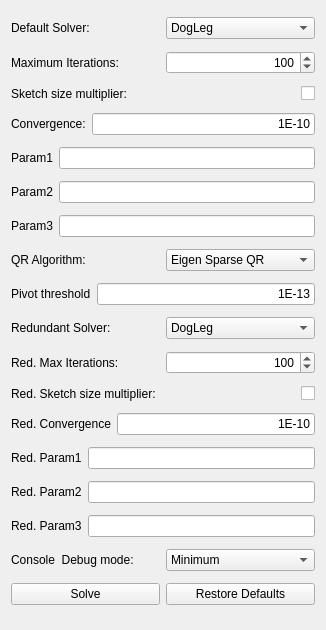
Before: the Qt Designer form src/Mod/Sketcher/Gui/TaskSketcherSolverAdvanced.ui in berndhahnebach/All_FreeCAD, drawn with Qt 5.
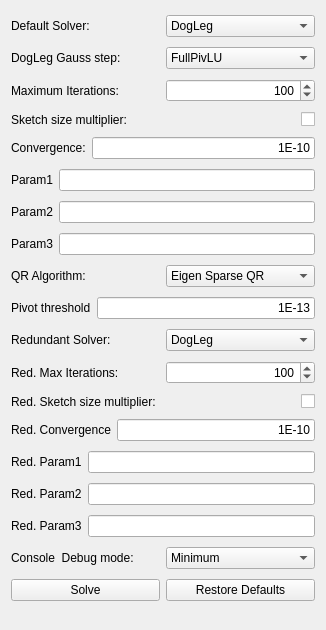
After: the same form once the commit is applied. Custom widgets are drawn as their Qt base class.

Commit message: Sketch: Solver: Extended Advanced Solver configuration

```diff
--- a/src/Mod/Sketcher/Gui/TaskSketcherSolverAdvanced.ui
+++ b/src/Mod/Sketcher/Gui/TaskSketcherSolverAdvanced.ui
@@ -56,6 +56,48 @@
      </item>
     </layout>
    </item>
+   <item>
+    <layout class="QHBoxLayout" name="horizontalLayout_4_2">
+     <item>
+      <widget class="QLabel" name="labelDogLegGaussStep">
+       <property name="toolTip">
+        <string>Type of function to apply in DogLeg for the Gauss step</string>
+       </property>
+       <property name="text">
+        <string>DogLeg Gauss step:</string>
+       </property>
+      </widget>
+     </item>
+     <item>
+      <widget class="Gui::PrefComboBox" name="comboBoxDogLegGaussStep">
+       <property name="currentIndex">
+        <number>0</number>
+       </property>
+       <property name="prefEntry" stdset="0">
+        <cstring>DogLegGaussStep</cstring>
+       </property>
+       <property name="prefPath" stdset="0">
+        <cstring>Mod/Sketcher/SolverAdvanced</cstring>
+       </property>
+       <item>
+        <property name="text">
+         <string>FullPivLU</string>
+        </property>
+       </item>
+       <item>
+        <property name="text">
+         <string>LeastNorm-FullPivLU</string>
+        </property>
+       </item>
+       <item>
+        <property name="text">
+         <string>LeastNorm-LDLT</string>
+        </property>
+       </item>
+      </widget>
+     </item>
+    </layout>
+   </item>
    <item>
     <layout class="QHBoxLayout" name="horizontalLayout_2">
      <item>
```
The commit also changes 5 other files.
